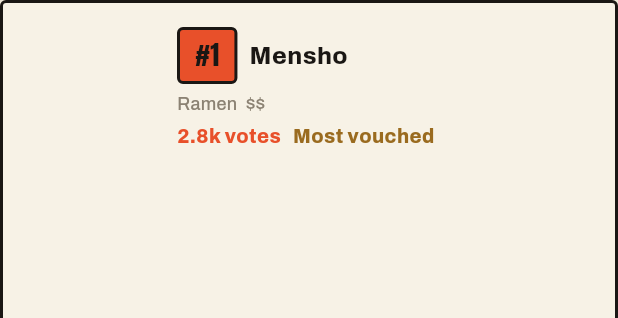
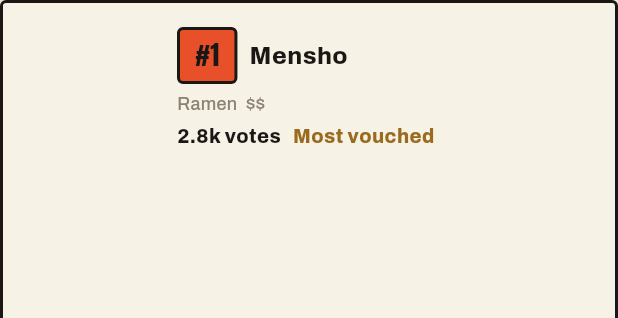
Before and after one commit to andrewbolaji/Vouch, a Flutter app: the RestaurantCard widget shown alone on an empty page, opened directly with sample values from the repository, on a phone screen of 412 x 824 dp. Shown: the top 318 px of the screen. Run offline on Flutter 3.47's test engine with Material 3 defaults, Android fonts, the phone set to English and light mode, and no system bars; our stand-ins replace cached_network_image, cloud_firestore, cloud_functions, firebase_analytics, firebase_auth, firebase_core and 7 more; missing offline and left inert: firebase_app_check; accounts and stored records are empty; generated files the repository leaves out were written again.

Commit message:
fix: vote tally color from flame to ink for AA contrast at 13px

```diff
--- a/lib/widgets/restaurant_card.dart
+++ b/lib/widgets/restaurant_card.dart
@@ -80,7 +80,7 @@
                             Text(
                               '${formatCount(restaurant.voteCount)} votes',
                               style: AppTheme.voteStat.copyWith(
-                                color: AppTheme.accent,
+                                color: AppTheme.textPrimary,
                               ),
                             ),
                           if (isPrimary) ...[
```
